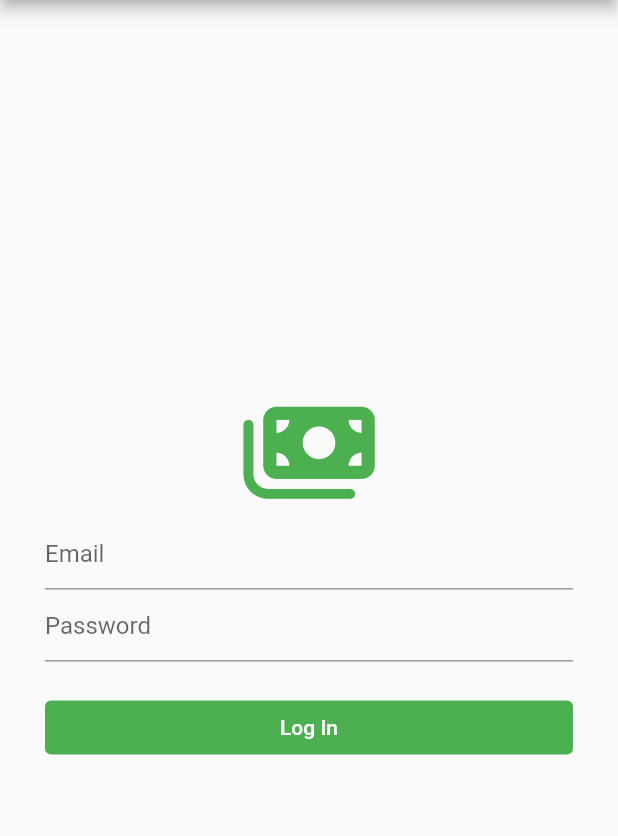
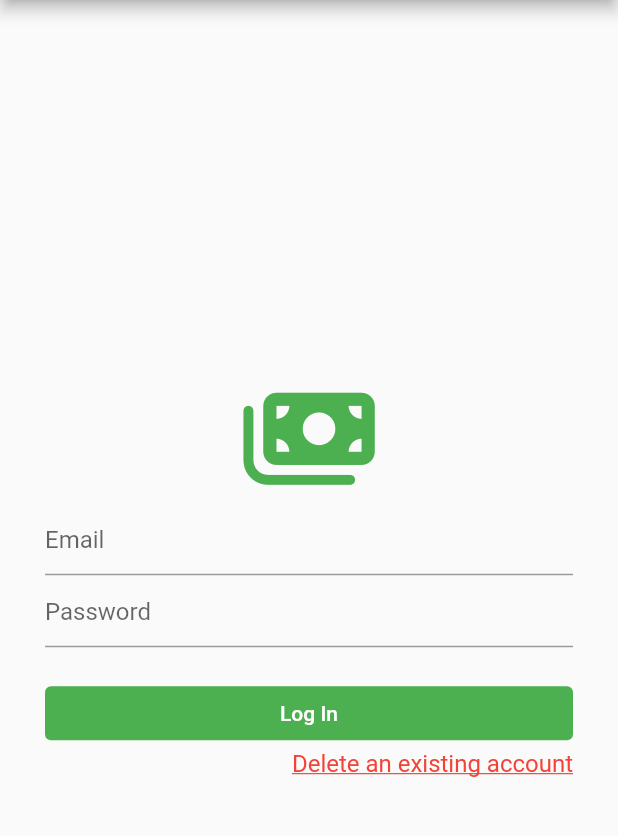
Before and after one commit to Moethantko/expenses_tracker, a Flutter app: the screen it shows after launch, after a tap on "Log In", on a phone screen of 412 x 824 dp, the part 84-920 px from its top. Run offline on Flutter 3.47's test engine with Material 2 defaults, Android fonts, the phone set to English and light mode, and no system bars; our stand-ins replace cloud_firestore, connectivity_plus, firebase_auth, firebase_core, flutter_secure_storage, font_awesome_flutter and 1 more; missing offline and left inert: cloud_firestore_web, firebase_core_web; accounts and stored records are empty; network calls fail.

Commit message:
delete account page and auth helper class added

```diff
--- a/lib/components/expenses_table.dart
+++ b/lib/components/expenses_table.dart
@@ -21,6 +21,8 @@ class _ExpensesTable extends State<ExpensesTable> {
         builder: (context, snapshot) {
           if (!snapshot.hasData) {
             return const Center(child: CircularProgressIndicator());
+          } else if (snapshot.hasError) {
+            return const Text("Something went wrong");
           }
           List<QueryDocumentSnapshot> expenses = snapshot.data!.docs;
 
--- /dev/null
+++ b/lib/helpers/auth_helper.dart
@@ -0,0 +1,46 @@
+import 'package:firebase_auth/firebase_auth.dart';
+import 'package:flutter_secure_storage/flutter_secure_storage.dart';
+
+class AuthHelper {
+  final _storage = const FlutterSecureStorage();
+
+  void saveToken(UserCredential userCredential) async {
+    await _storage.write(
+        key: 'token', value: userCredential.credential?.token.toString());
+    await _storage.write(key: 'email', value: userCredential.user?.email);
+  }
+
+  Future<UserCredential> signIn(String email, String password) async {
+    UserCredential userCredential = await FirebaseAuth.instance
+        .signInWithEmailAndPassword(email: email, password: password);
+
+    saveToken(userCredential);
+
+    return userCredential;
+  }
+
+  Future<UserCredential> signUp(String email, String password) async {
+    UserCredential userCredential = await FirebaseAuth.instance
+        .createUserWithEmailAndPassword(email: email, password: password);
+
+    saveToken(userCredential);
+
+    return userCredential;
+  }
+
+  void signOut() {
+    FirebaseAuth.instance.signOut();
+  }
+
+  void deleteAccount(String email, String password) async {
+    UserCredential userCredential = await FirebaseAuth.instance
+        .signInWithEmailAndPassword(email: email, password: password);
+    if (userCredential.user != null) {
+      await userCredential.user!.delete();
+    }
+  }
+
+  Future<String?> getToken() async {
+    return await _storage.read(key: 'token');
+  }
+}
--- a/lib/helpers/firebase_helper.dart
+++ b/lib/helpers/firebase_helper.dart
@@ -44,7 +44,7 @@ class FirebaseHelper {
 
   Stream<QuerySnapshot<Map<String, dynamic>>> filterExpensesDataByYearMonth(
       selectedYear, selectedMonth, currentUser) {
-    //print('Testing purposes in filtering :: $selectedMonth}');
+    //print('Testing purposes in filtering :: $currentUser}');
     return FirebaseFirestore.instance
         .collection('expenses')
         .where("year", isEqualTo: selectedYear)
--- a/lib/main.dart
+++ b/lib/main.dart
@@ -4,6 +4,8 @@ import 'package:connectivity_plus/connectivity_plus.dart';
 import 'package:firebase_core/firebase_core.dart';
 import 'package:flutter/cupertino.dart';
 import 'package:flutter/material.dart';
+import 'package:personal_expenses_tracker/helpers/auth_helper.dart';
+import 'package:personal_expenses_tracker/screens/delete_account_screen.dart';
 import 'package:personal_expenses_tracker/screens/login_screen.dart';
 import 'package:personal_expenses_tracker/screens/signup_screen.dart';
 import 'package:provider/provider.dart';
@@ -28,9 +30,10 @@ class MyApp extends StatefulWidget {
 
 class _MyAppState extends State<MyApp> {
   final Future<FirebaseApp> _fbApp = Firebase.initializeApp();
+  AuthHelper authHelper = AuthHelper();
+  String initialScreen = LoginScreen.id;
 
   bool _isInternetConnected = false;
-
   Future<void> _checkConnectivityState() async {
     final ConnectivityResult result = await Connectivity().checkConnectivity();
 
@@ -51,54 +54,18 @@ class _MyAppState extends State<MyApp> {
 
   @override
   void initState() {
+    checkIfTokenExists();
     _checkConnectivityState();
     super.initState();
   }
 
-  /*late StreamSubscription subscription;
-  var isDeviceConnected = false;
-  bool isAlertSet = false;
-
-  getInternetConnectivity() => subscription = Connectivity()
-          .onConnectivityChanged
-          .listen((ConnectivityResult result) async {
-        isDeviceConnected = await InternetConnectionChecker().hasConnection;
-        //print('Is device connected: ${isDeviceConnected}');
-
-        if (isDeviceConnected == false && isAlertSet == false) {
-          print('device is not connected......');
-          showConnectionAlert();
-          setState(() {
-            isAlertSet = true;
-          });
-        }
-      });
-
-  @override
-  void initState() {
-    getInternetConnectivity();
-    super.initState();
+  void checkIfTokenExists() async {
+    if (await authHelper.getToken() != null) {
+      initialScreen = SignUpScreen.id;
+    } else {
+      initialScreen = LoginScreen.id;
+    }
   }
-
-  showConnectionAlert() => showCupertinoDialog<String>(
-        context: context,
-        builder: (BuildContext context) => CupertinoAlertDialog(
-          title: const Text('No Connection'),
-          content: const Text('Please check your internet connectivity'),
-          actions: [
-            TextButton(
-              onPressed: () {},
-              child: const Text('OK'),
-            )
-          ],
-        ),
-      );
-
-  @override
-  void dispose() {
-    subscription.cancel();
-    super.dispose();
-  }*/
 
   @override
   Widget build(BuildContext context) {
@@ -123,11 +90,12 @@ class _MyAppState extends State<MyApp> {
           }
         },
       ),
-      initialRoute: LoginScreen.id,
+      initialRoute: initialScreen,
       routes: {
         HomeScreen.id: (context) => HomeScreen(),
         SignUpScreen.id: (context) => const SignUpScreen(),
         LoginScreen.id: (context) => const LoginScreen(),
+        DeleteAccountScreen.id: (context) => const DeleteAccountScreen(),
       },
     );
   }
--- a/lib/screens/login_screen.dart
+++ b/lib/screens/login_screen.dart
@@ -1,6 +1,8 @@
 import 'package:firebase_auth/firebase_auth.dart';
 import 'package:flutter/material.dart';
 import 'package:font_awesome_flutter/font_awesome_flutter.dart';
+import 'package:personal_expenses_tracker/helpers/auth_helper.dart';
+import 'package:personal_expenses_tracker/screens/delete_account_screen.dart';
 import 'package:personal_expenses_tracker/screens/home.dart';
 
 import 'signup_screen.dart';
@@ -18,6 +20,8 @@ class _LoginScreenState extends State<LoginScreen> {
   String password = '';
   bool userNotFoundWarningDisplayed = false;
   bool passwordIncorrectWarningDisplayed = false;
+
+  AuthHelper authHelper = AuthHelper();
 
   @override
   Widget build(BuildContext context) {
@@ -91,9 +95,10 @@ class _LoginScreenState extends State<LoginScreen> {
               ),
               onPressed: () async {
                 try {
-                  await FirebaseAuth.instance.signInWithEmailAndPassword(
-                      email: email, password: password);
-                  Navigator.pushReplacementNamed(context, HomeScreen.id);
+                  UserCredential userCredential =
+                      await authHelper.signIn(email, password);
+                  Navigator.pushReplacementNamed(context, HomeScreen.id,
+                      arguments: userCredential);
                 } on FirebaseAuthException catch (e) {
                   if (e.code == 'user-not-found') {
                     setState(() {
@@ -117,6 +122,23 @@ class _LoginScreenState extends State<LoginScreen> {
                 }
               },
               child: const Text('Log In'),
+            ),
+            Row(
+              mainAxisAlignment: MainAxisAlignment.end,
+              children: [
+                GestureDetector(
+                  onTap: () {
+                    Navigator.pushNamed(context, DeleteAccountScreen.id);
+                  },
+                  child: const Text(
+                    'Delete an existing account',
+                    style: TextStyle(
+                        color: Colors.red,
+                        fontSize: 16,
+                        decoration: TextDecoration.underline),
+                  ),
+                )
+              ],
             )
           ],
         ),
```
Also changed, not shown: lib/components/add_expense_form.dart (+8 -0 lines), lib/components/category_dropdown.dart (+18 -5 lines), lib/screens/delete_account_screen.dart (added, +85 -0 lines), lib/screens/home.dart (+6 -3 lines), lib/screens/signup_screen.dart (+7 -4 lines), 1 other file.
